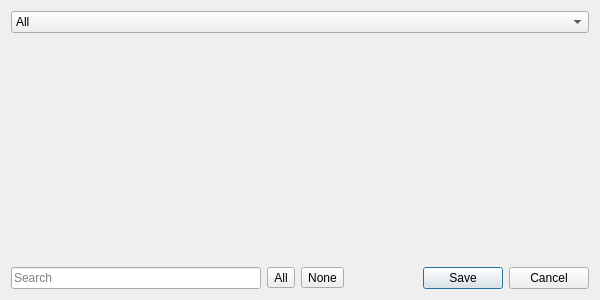
The window that exportdialog.ui (Kuszki/EW-Database) describes before a commit, drawn with Qt 5.
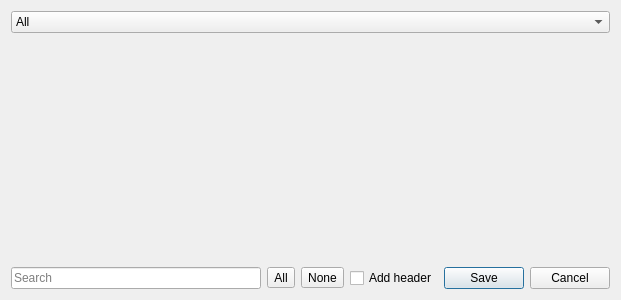
The same window after the commit. Icons and pictures are not drawn.

What changed in the file:
```diff
--- a/exportdialog.ui
+++ b/exportdialog.ui
@@ -18,7 +18,7 @@
     <normaloff>.</normaloff>.</iconset>
   </property>
   <layout class="QGridLayout" name="gridLayout">
-   <item row="0" column="0" colspan="4">
+   <item row="0" column="0" colspan="5">
     <widget class="QComboBox" name="typeCombo">
      <item>
       <property name="text">
@@ -37,7 +37,17 @@
      </item>
     </widget>
    </item>
-   <item row="1" column="0" colspan="4">
+   <item row="2" column="4">
+    <widget class="QDialogButtonBox" name="buttonBox">
+     <property name="orientation">
+      <enum>Qt::Horizontal</enum>
+     </property>
+     <property name="standardButtons">
+      <set>QDialogButtonBox::Cancel|QDialogButtonBox::Save</set>
+     </property>
+    </widget>
+   </item>
+   <item row="1" column="0" colspan="5">
     <widget class="QScrollArea" name="itemsScrool">
      <property name="frameShape">
       <enum>QFrame::NoFrame</enum>
@@ -54,7 +64,7 @@
         <x>0</x>
         <y>0</y>
         <width>582</width>
-        <height>214</height>
+        <height>225</height>
        </rect>
       </property>
       <layout class="QVBoxLayout" name="itemsLayout"/>
@@ -106,12 +116,9 @@
     </widget>
    </item>
    <item row="2" column="3">
-    <widget class="QDialogButtonBox" name="buttonBox">
-     <property name="orientation">
-      <enum>Qt::Horizontal</enum>
-     </property>
-     <property name="standardButtons">
-      <set>QDialogButtonBox::Cancel|QDialogButtonBox::Save</set>
+    <widget class="QCheckBox" name="headerCheck">
+     <property name="text">
+      <string>Add header</string>
      </property>
     </widget>
    </item>
```
Left out of the diff: 22 changed lines with no effect on the pictures.
